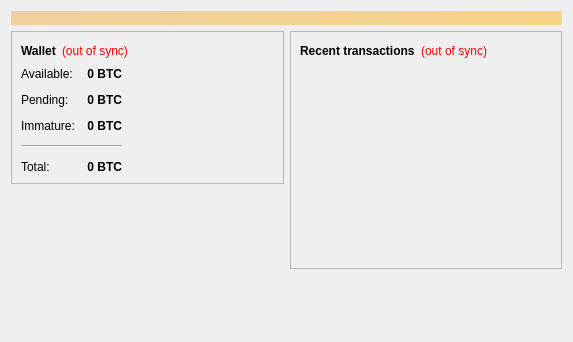
Before: the Qt Designer form src/qt/forms/overviewpage.ui in wcoin/wankcoin, drawn with Qt 5.
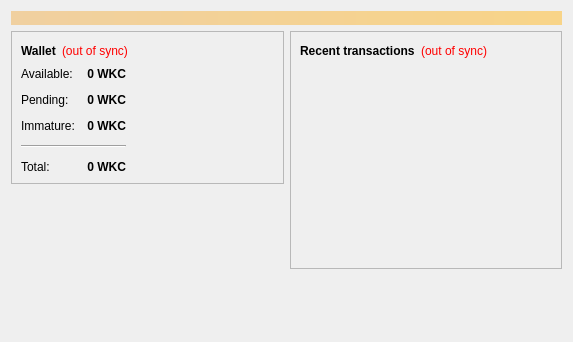
After: the same form once the commit is applied.

The edit to the form file:
```diff
--- a/src/qt/forms/overviewpage.ui
+++ b/src/qt/forms/overviewpage.ui
@@ -124,7 +124,7 @@
                <string>Your current spendable balance</string>
               </property>
               <property name="text">
-               <string notr="true">0 BTC</string>
+               <string notr="true">0 WKC</string>
               </property>
               <property name="alignment">
                <set>Qt::AlignRight|Qt::AlignTrailing|Qt::AlignVCenter</set>
@@ -156,7 +156,7 @@
                <string>Total of transactions that have yet to be confirmed, and do not yet count toward the spendable balance</string>
               </property>
               <property name="text">
-               <string notr="true">0 BTC</string>
+               <string notr="true">0 WKC</string>
               </property>
               <property name="alignment">
                <set>Qt::AlignRight|Qt::AlignTrailing|Qt::AlignVCenter</set>
@@ -185,7 +185,7 @@
                <string>Mined balance that has not yet matured</string>
               </property>
               <property name="text">
-               <string notr="true">0 BTC</string>
+               <string notr="true">0 WKC</string>
               </property>
               <property name="alignment">
                <set>Qt::AlignRight|Qt::AlignTrailing|Qt::AlignVCenter</set>
@@ -217,7 +217,7 @@
                <string>Your current total balance</string>
               </property>
               <property name="text">
-               <string notr="true">0 BTC</string>
+               <string notr="true">0 WKC</string>
               </property>
               <property name="alignment">
                <set>Qt::AlignRight|Qt::AlignTrailing|Qt::AlignVCenter</set>
```
Left out of the diff: 4 changed lines with no effect on the pictures.
